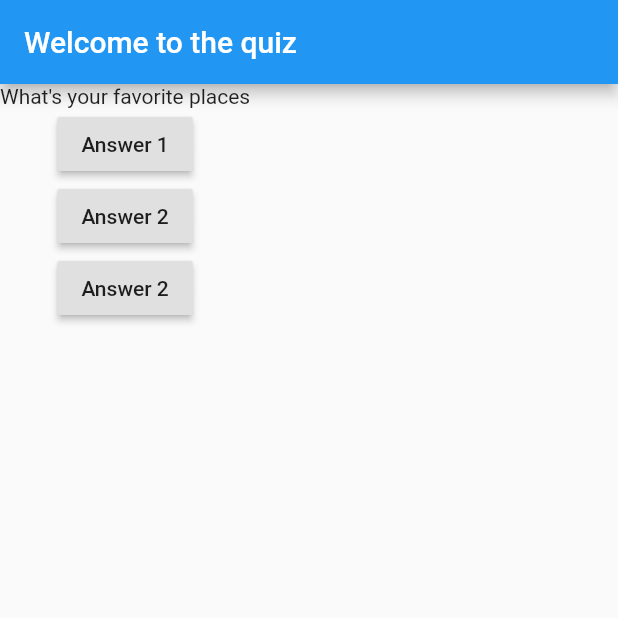
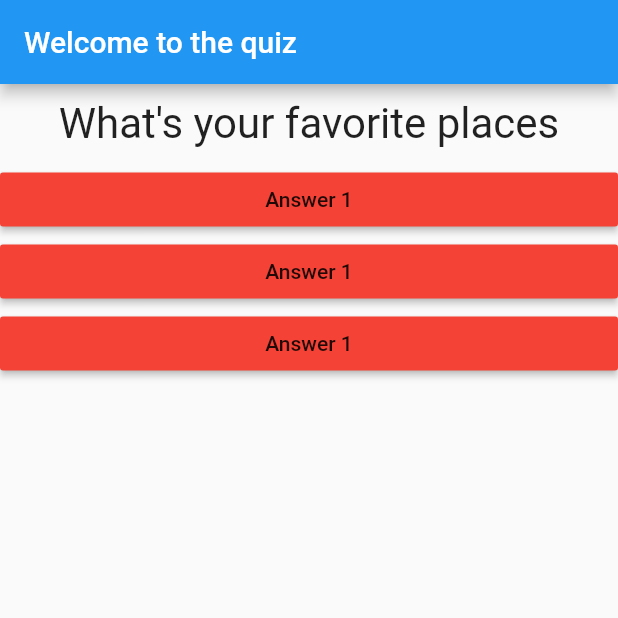
Before and after one commit to amitpanwar789/A-Quiz-App, a Flutter app: the screen it shows after launch, after a tap on "Answer 1", on a phone screen of 412 x 824 dp, the top half of it. Run offline on Flutter 3.47's test engine with Material 2 defaults, Android fonts, the phone set to English and light mode, and no system bars.

Commit message:
answer and question widget added

```diff
--- /dev/null
+++ b/lib/answer.dart
@@ -0,0 +1,18 @@
+import 'package:flutter/material.dart';
+
+class Answer extends StatelessWidget {
+  //const Answer({Key? key}) : super(key: key);
+  final VoidCallback Answer_selector;
+  Answer(this.Answer_selector);
+  @override
+  Widget build(BuildContext context) {
+    return Container(
+        width: double.infinity,
+        child: RaisedButton(
+          color: Colors.red,
+          child: Text("Answer 1"),
+          onPressed: Answer_selector,
+        )
+      );
+  }
+}
--- a/lib/main.dart
+++ b/lib/main.dart
@@ -1,57 +1,53 @@
 // ignore_for_file: deprecated_member_use
 
 import 'package:flutter/material.dart';
+import './question.dart';
+import './answer.dart';
 
 void main() {
-  runApp( MyApp());
+  runApp(MyApp());
 }
 
 class MyApp extends StatefulWidget {
   // MyApp({Key? key}) : super(key: key);
   // ignore: avoid_print
   @override
-  State<StatefulWidget> createState()  {
-    return MyAppState();
+  State<StatefulWidget> createState() {
+    return _MyAppState();
+  }
 }
 
-}
-class MyAppState extends State<MyApp>{
-    var index = 0;
-    void pressed() {
+class _MyAppState extends State<MyApp> {
+  var _index = 0;
+  void _pressed() {
     setState(() {
-        index += 1;
+      _index += 1;
     });
   }
+
   // This widget is the root of your application.
   @override
   Widget build(BuildContext context) {
-    var question = [
+    var _question = [
       "What's your favorite color",
       "What's your favorite places",
       "What's your goal",
     ];
     return MaterialApp(
       title: 'Flutter Demo',
-      theme: ThemeData(
-
-      ),
-      home: Scaffold(appBar: AppBar(
+      theme: ThemeData(),
+      home: Scaffold(
+        appBar: AppBar(
           title: const Text("Welcome to the quiz"),
         ),
         body: Column(
             // ignore: prefer_const_literals_to_create_immutables
             children: [
-             Text(question[index]),
-            // ignore: deprecated_member_use
-            RaisedButton(
-              child: Text("Answer 1"), onPressed: pressed,),
-            RaisedButton(
-              child: Text("Answer 2"), onPressed: pressed,),
-            RaisedButton(
-              child: Text("Answer 2") , onPressed: pressed,
-            ),
-          ]
-          ),
+              Question(_question[_index]),
+              Answer(_pressed),
+              Answer(_pressed),
+              Answer(_pressed),
+            ]),
       ),
     );
   }
--- /dev/null
+++ b/lib/question.dart
@@ -0,0 +1,22 @@
+import 'package:flutter/material.dart';
+
+class Question extends StatelessWidget {
+  //const Question({ Key? key }) : super(key: key);
+  String questionText;
+
+  Question(this.questionText);
+  @override
+  Widget build(BuildContext context) {
+    return Container(
+      width: double.infinity,
+      margin: EdgeInsets.all(10),
+      child: Text(
+        questionText,
+        style: TextStyle(
+          fontSize: 28,
+        ),
+        textAlign: TextAlign.center,
+      ),
+    );
+  }
+}
```
Also changed, not shown: lib/myappbar.dart (added, +30 -0 lines). Lines whose indentation alone changed are shown as unchanged.
